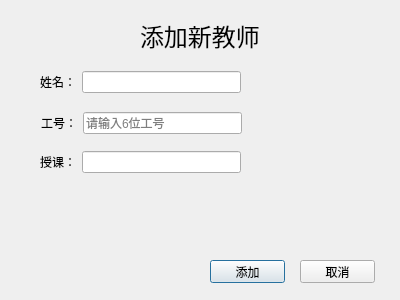
Before: the Qt Designer form addtea.ui in maikelaolin123/111, drawn with Qt 5.
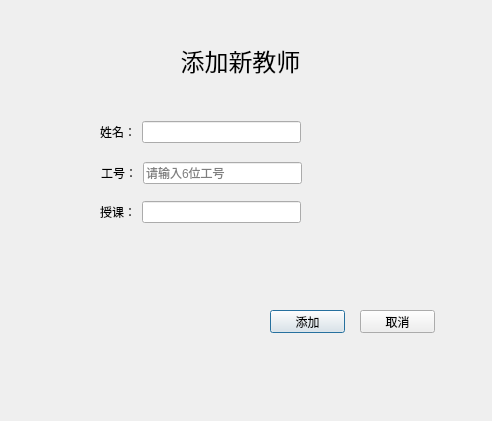
After: the same form once the commit is applied.

What changed in the file:
```diff
--- a/addtea.ui
+++ b/addtea.ui
@@ -6,8 +6,8 @@
    <rect>
     <x>0</x>
     <y>0</y>
-    <width>400</width>
-    <height>300</height>
+    <width>492</width>
+    <height>421</height>
    </rect>
   </property>
   <property name="windowTitle">
@@ -16,10 +16,10 @@
   <widget class="QLabel" name="label">
    <property name="geometry">
     <rect>
-     <x>140</x>
-     <y>20</y>
-     <width>121</width>
-     <height>31</height>
+     <x>110</x>
+     <y>30</y>
+     <width>261</width>
+     <height>61</height>
     </rect>
    </property>
    <property name="font">
@@ -30,12 +30,15 @@
    <property name="text">
     <string>添加新教师</string>
    </property>
+   <property name="alignment">
+    <set>Qt::AlignCenter</set>
+   </property>
   </widget>
   <widget class="QWidget" name="layoutWidget">
    <property name="geometry">
     <rect>
-     <x>40</x>
-     <y>70</y>
+     <x>100</x>
+     <y>120</y>
      <width>201</width>
      <height>24</height>
     </rect>
@@ -60,8 +63,8 @@
   <widget class="QWidget" name="layoutWidget">
    <property name="geometry">
     <rect>
-     <x>40</x>
-     <y>150</y>
+     <x>100</x>
+     <y>200</y>
      <width>201</width>
      <height>24</height>
     </rect>
@@ -92,8 +95,8 @@
   <widget class="QWidget" name="layoutWidget">
    <property name="geometry">
     <rect>
-     <x>41</x>
-     <y>111</y>
+     <x>101</x>
+     <y>161</y>
      <width>201</width>
      <height>24</height>
     </rect>
@@ -124,8 +127,8 @@
   <widget class="QPushButton" name="btn_sys_addtea">
    <property name="geometry">
     <rect>
-     <x>210</x>
-     <y>260</y>
+     <x>270</x>
+     <y>310</y>
      <width>75</width>
      <height>23</height>
     </rect>
@@ -137,8 +140,8 @@
   <widget class="QPushButton" name="btn_sys_addteacancel">
    <property name="geometry">
     <rect>
-     <x>300</x>
-     <y>260</y>
+     <x>360</x>
+     <y>310</y>
      <width>75</width>
      <height>23</height>
     </rect>
```
Left out of the diff: 2 changed lines with no effect on the pictures.
